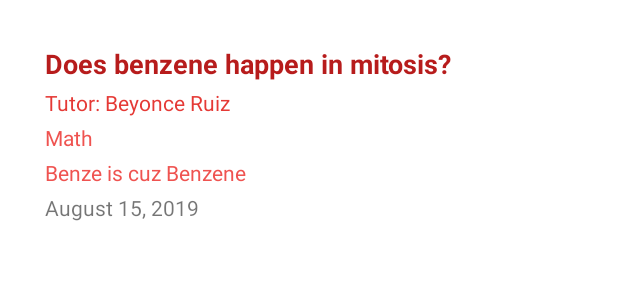
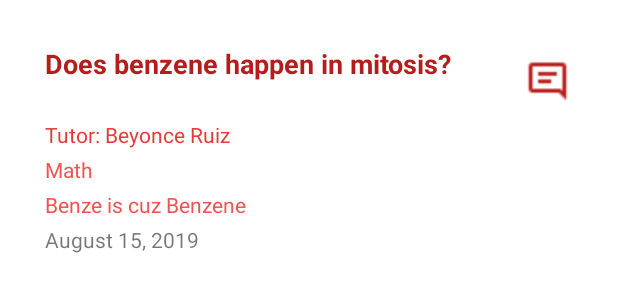
Before and after one commit to rgonz522/Zutr, an Android app: the layout item_session.xml on its own in the app's theme, with its tools: preview values and no code run, on a phone screen of 412 x 824 dp. Shown: the top 300 px of the screen. Run offline under Robolectric (Android 15) with nearby library versions, the phone set to English and light mode, and no system bars.

Commit message:
Added theme based message icon button to indicate message sessions

```diff
--- a/app/src/main/res/layout/activity_session_details.xml
+++ b/app/src/main/res/layout/activity_session_details.xml
@@ -90,7 +90,7 @@
         <TextView
             android:id="@+id/tvAnswered"
             android:layout_width="match_parent"
-            android:layout_height="match_parent"
+            android:layout_height="wrap_content"
             android:layout_below="@+id/etAnswer"
             android:layout_centerHorizontal="true"
             android:layout_marginTop="20dp"
--- a/app/src/main/res/layout/item_session.xml
+++ b/app/src/main/res/layout/item_session.xml
@@ -10,9 +10,13 @@
     android:padding="20dp"
     android:background="@drawable/background">
 
+    <RelativeLayout
+        android:layout_width="match_parent"
+        android:layout_height="wrap_content">
+
         <TextView
             android:id="@+id/tvQuestion"
-        android:layout_width="match_parent"
+            android:layout_width="wrap_content"
             android:layout_height="wrap_content"
             android:layout_margin="2dp"
             android:textColor="@color/colorPrimaryDark"
@@ -20,6 +24,18 @@
             android:textStyle="bold"
             tools:text="Does benzene happen in mitosis?" />
 
+        <ImageView
+            android:id="@+id/ivChat"
+            android:layout_width="30dp"
+            android:layout_height="50dp"
+            android:layout_alignParentEnd="true"
+            android:layout_gravity="right"
+            android:layout_marginEnd="4dp"
+            android:tint="@color/colorPrimaryDark"
+            app:srcCompat="@drawable/chats" />
+
+
+    </RelativeLayout>
     <TextView
         android:id="@+id/tvTutor"
         android:layout_width="wrap_content"
```
Also changed, not shown: app/src/main/java/com/example/zutr/adapters/SessionsAdapter.java (+17 -3 lines). Lines whose indentation alone changed are shown as unchanged.
